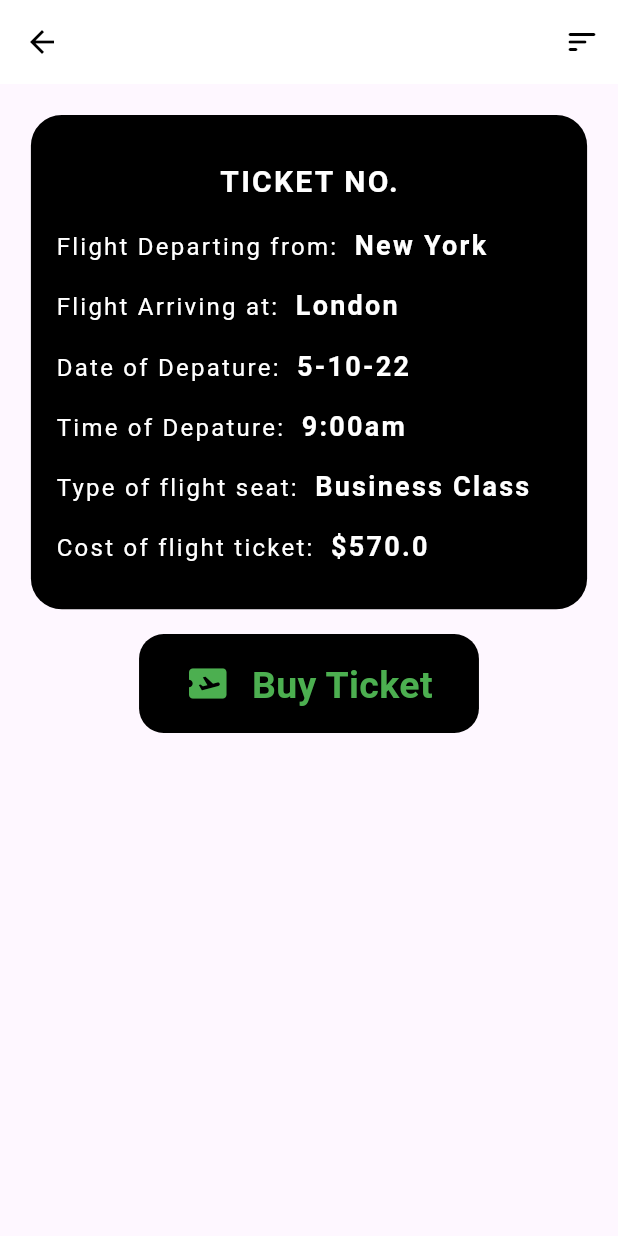
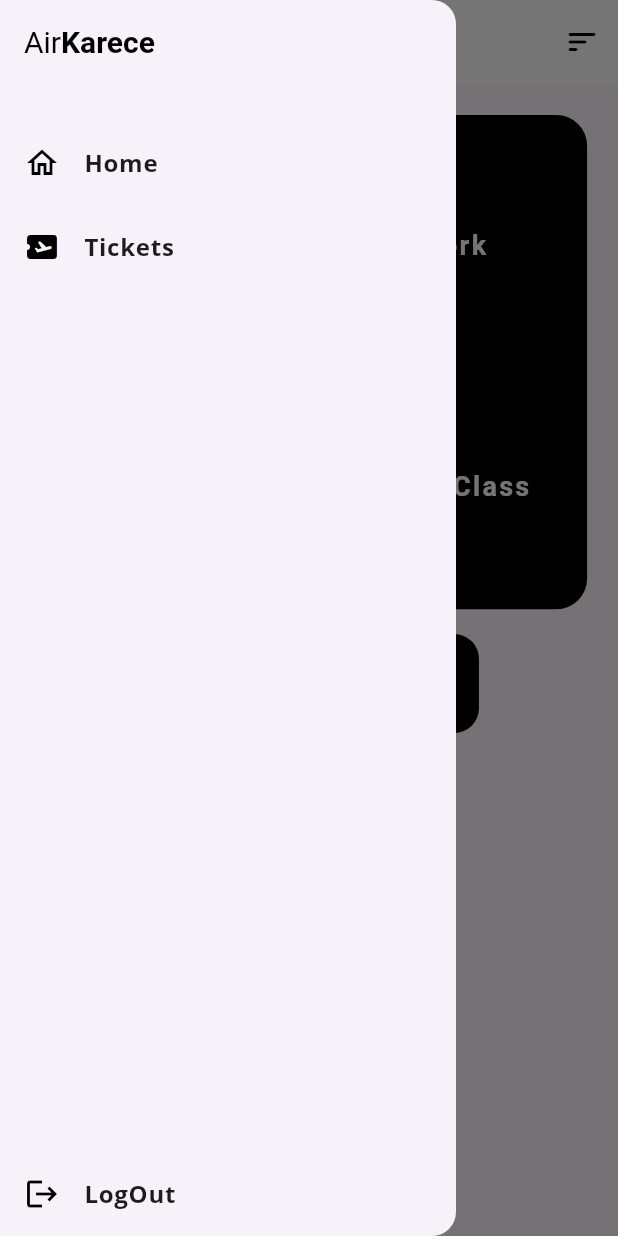
Before and after one commit to KareceA/airkarece, a Flutter app: the CheckoutScreen screen opened directly with sample values from the repository, with the side drawer open (before the commit the screen has no drawer), on a phone screen of 412 x 824 dp. Run offline on Flutter 3.47's test engine with Material 2 defaults, Android fonts, the phone set to English and light mode, and no system bars; our stand-ins replace google_fonts, page_transition.

Commit message:
Drawer and Ticket screen added

```diff
--- a/lib/models/screen_models.dart
+++ b/lib/models/screen_models.dart
@@ -5,4 +5,6 @@ export 'package:airkarece/screens/welcome/welcome_screen.dart';
 export 'package:airkarece/screens/checkout/checkout_screen.dart';
 export 'package:airkarece/screens/availablity/availablity_screen.dart';
 export 'package:airkarece/screens/welcome/welcome_screen.dart';
+export 'package:airkarece/screens/ticket/tickets_screen.dart';
+export 'package:airkarece/widgets/drawer_widget.dart';
 export 'package:airkarece/screens/test.dart';
--- /dev/null
+++ b/lib/models/ticket_model.dart
@@ -0,0 +1,29 @@
+// A class to maintain the ticket cart
+
+import 'package:airkarece/models/flight.dart';
+import 'package:flutter/cupertino.dart';
+
+class TicketModel extends ChangeNotifier {
+  final List<Flight> _flights = [];
+
+  int get totalFlights => _flights.length;
+  List<Flight> get flights => _flights;
+
+  void addFlight(Flight flight) {
+    _flights.add(flight);
+
+    notifyListeners();
+  }
+
+  void deleteFlight(Flight flight) {
+    _flights.remove(flight);
+
+    notifyListeners();
+  }
+
+  void removeAll() {
+    _flights.clear();
+
+    notifyListeners();
+  }
+}
--- a/lib/routes/routes.dart
+++ b/lib/routes/routes.dart
@@ -5,3 +5,4 @@ const String loginViewRoute = 'login';
 const String signupViewRoute = 'signup';
 const String checkoutViewRoute = 'checkout';
 const String availabilityViewRoute = 'availablity';
+const String ticketViewRoute = 'ticket';
--- a/lib/screens/checkout/checkout_screen.dart
+++ b/lib/screens/checkout/checkout_screen.dart
@@ -1,8 +1,9 @@
 import 'package:airkarece/models/flight.dart';
 import 'package:airkarece/models/screen_models.dart';
-import 'package:airkarece/routes/routes.dart';
+import 'package:airkarece/models/ticket_model.dart';
 import 'package:airkarece/utils/app_config.dart';
 import 'package:flutter/material.dart';
+import 'package:provider/provider.dart';
 
 class CheckoutScreen extends StatefulWidget {
   final Flight flight;
@@ -19,6 +20,7 @@ class _CheckoutScreenState extends State<CheckoutScreen> {
 
     return Scaffold(
       appBar: _buildAppBar(),
+      drawer: const DrawerWidget(),
       body: SingleChildScrollView(
         child: Center(
           child: Padding(
@@ -222,13 +224,17 @@ class _CheckoutScreenState extends State<CheckoutScreen> {
       ),
       // backgroundColor: Colors.transparent,
       actions: [
-        IconButton(
-          icon: const Icon(
-            Icons.sort_rounded,
-            color: Colors.black,
-          ),
-          onPressed: () => {},
-        )
+        Builder(builder: (context) {
+          return IconButton(
+            icon: const Icon(
+              Icons.sort_rounded,
+              color: Colors.black,
+            ),
+            onPressed: () => {
+              Scaffold.of(context).openDrawer(),
+            },
+          );
+        })
       ],
       elevation: 0,
     );
@@ -373,6 +379,9 @@ class _CheckoutScreenState extends State<CheckoutScreen> {
                   actions: [
                     InkWell(
                       onTap: (() {
+                        Provider.of<TicketModel>(context, listen: false)
+                            .addFlight(flight);
+
                         Navigator.of(context).pop();
                         Navigator.of(context).pop();
                       }),
--- /dev/null
+++ b/lib/widgets/drawer_widget.dart
@@ -0,0 +1,87 @@
+import 'package:airkarece/routes/routes.dart';
+import 'package:airkarece/utils/app_config.dart';
+
+import 'package:flutter/material.dart';
+
+class DrawerWidget extends StatelessWidget {
+  const DrawerWidget({Key? key}) : super(key: key);
+
+  @override
+  Widget build(BuildContext context) {
+    SizeConfig().init(context);
+
+    return Drawer(
+      child: SafeArea(
+        child: Column(
+          mainAxisAlignment: MainAxisAlignment.spaceBetween,
+          crossAxisAlignment: CrossAxisAlignment.start,
+          children: [
+            Column(
+              children: [
+                SizedBox(height: SizeConfig.blockSizeVertical! * 2),
+                Padding(
+                  padding: const EdgeInsets.symmetric(horizontal: 16.0),
+                  child: Row(
+                    mainAxisAlignment: MainAxisAlignment.spaceBetween,
+                    children: [
+                      RichText(
+                        textAlign: TextAlign.start,
+                        text: const TextSpan(
+                          text: 'Air',
+                          style: TextStyle(
+                            color: Colors.black,
+                            fontSize: 20.0,
+                          ),
+                          children: [
+                            TextSpan(
+                              text: 'Karece',
+                              style: TextStyle(
+                                  color: Colors.black,
+                                  fontSize: 20.0,
+                                  fontWeight: FontWeight.bold),
+                            ),
+                          ],
+                        ),
+                      ),
+                      SizedBox(
+                        width: SizeConfig.blockSizeHorizontal! * 3,
+                      ),
+                    ],
+                  ),
+                ),
+                SizedBox(height: SizeConfig.blockSizeVertical! * 5),
+                ListTile(
+                  leading: const Icon(
+                    Icons.home_outlined,
+                    color: Colors.black,
+                  ),
+                  title: const Text('Home'),
+                  onTap: (() {
+                    Navigator.of(context).pushNamed(homeViewRoute);
+                  }),
+                ),
+                ListTile(
+                  leading: const Icon(
+                    Icons.airplane_ticket,
+                    color: Colors.black,
+                  ),
+                  title: const Text('Tickets'),
+                  onTap: (() =>
+                      Navigator.of(context).pushNamed(ticketViewRoute)),
+                ),
+              ],
+            ),
+            ListTile(
+              leading: const Icon(
+                Icons.logout,
+                color: Colors.black,
+              ),
+              title: const Text('LogOut'),
+              onTap: (() => Navigator.of(context).pushNamed(welcomeViewRoute)),
+            ),
+          ],
+        ),
+      ),
+    );
+  }
+}
--- a/pubspec.yaml
+++ b/pubspec.yaml
@@ -30,6 +30,7 @@ dependencies:
   cupertino_icons: ^1.0.2
   google_fonts: ^3.0.1
   intl: ^0.17.0
+  provider: ^6.0.3
 
 
 dev_dependencies:
```
Also changed, not shown: lib/main.dart (+8 -1 lines), lib/routes/router.dart (+7 -2 lines), lib/screens/availablity/availablity_screen.dart (+15 -7 lines), lib/screens/home/home_screen.dart (+13 -7 lines), lib/screens/ticket/tickets_screen.dart (added, +301 -0 lines), lib/screens/welcome/welcome_screen.dart (+9 -9 lines), pubspec.lock.
